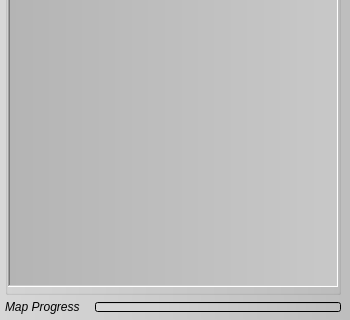
openpilot/OpenPilot, file ground/src/plugins/opmap/opmap_controlpanel.ui: the form before one commit; both pictures show x 0 to 350 and y 382 to 702 of the 350 by 702 pixel window.
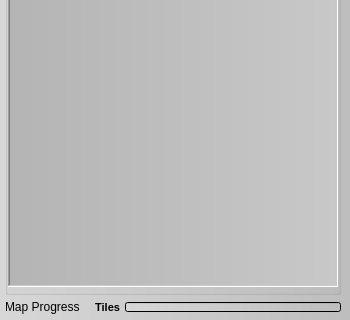
The form after the commit. Icons and pictures are not drawn.

Patch:
```diff
--- a/ground/src/plugins/opmap/opmap_controlpanel.ui
+++ b/ground/src/plugins/opmap/opmap_controlpanel.ui
@@ -903,7 +903,7 @@
         <property name="font">
          <font>
           <weight>50</weight>
-          <italic>true</italic>
+          <italic>false</italic>
           <bold>false</bold>
          </font>
         </property>
@@ -918,6 +918,32 @@
         </property>
        </widget>
       </item>
+      <item>
+       <widget class="QLabel" name="labelNumTilesToLoad">
+        <property name="sizePolicy">
+         <sizepolicy hsizetype="Minimum" vsizetype="Preferred">
+          <horstretch>0</horstretch>
+          <verstretch>0</verstretch>
+         </sizepolicy>
+        </property>
+        <property name="font">
+         <font>
+          <pointsize>8</pointsize>
+          <weight>75</weight>
+          <bold>true</bold>
+         </font>
+        </property>
+        <property name="styleSheet">
+         <string notr="true">background-color: rgba(255, 255, 255, 0);</string>
+        </property>
+        <property name="text">
+         <string>Tiles</string>
+        </property>
+        <property name="alignment">
+         <set>Qt::AlignRight|Qt::AlignTrailing|Qt::AlignVCenter</set>
+        </property>
+       </widget>
+      </item>
       <item>
        <widget class="QProgressBar" name="progressBarMap">
         <property name="sizePolicy">
```
